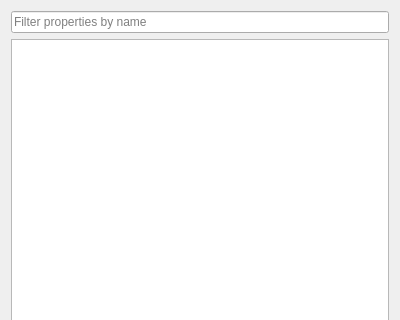
First picture: the form in ui/PropertySetInspector.ui, repository timbaker/ceed, before the edit; both pictures show x 0 to 400 and y 0 to 320 of the 400 by 605 pixel window.
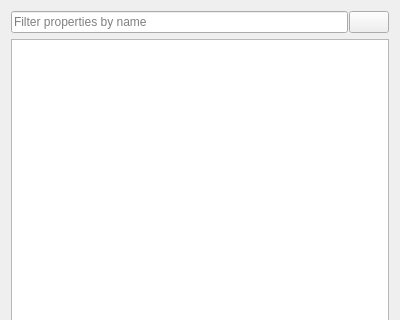
Second picture: the form after the edit. Icons and pictures are not drawn.

Commit message: MOD: selecting a handle in widget manipulator moves it to front (layout editing) ADD: filter reset buttons in imageset dock widget and property set inspector

Patch:
```diff
--- a/ui/PropertySetInspector.ui
+++ b/ui/PropertySetInspector.ui
@@ -15,10 +15,36 @@
   </property>
   <layout class="QVBoxLayout" name="verticalLayout">
    <item>
-    <widget class="QLineEdit" name="filterBox">
-     <property name="placeholderText">
-      <string>Filter properties by name</string>
-     </property>
+    <widget class="QWidget" name="widget" native="true">
+     <layout class="QHBoxLayout" name="horizontalLayout">
+      <property name="spacing">
+       <number>1</number>
+      </property>
+      <property name="margin">
+       <number>0</number>
+      </property>
+      <item>
+       <widget class="QLineEdit" name="filterBox">
+        <property name="placeholderText">
+         <string>Filter properties by name</string>
+        </property>
+       </widget>
+      </item>
+      <item>
+       <widget class="QPushButton" name="filterResetButton">
+        <property name="toolTip">
+         <string>Reset the filter</string>
+        </property>
+        <property name="text">
+         <string/>
+        </property>
+        <property name="icon">
+         <iconset>
+          <normaloff>icons/property_inspecting/filter_reset.png</normaloff>icons/property_inspecting/filter_reset.png</iconset>
+        </property>
+       </widget>
+      </item>
+     </layout>
     </widget>
    </item>
    <item>
```
Left out of the diff: 19 changed lines with no effect on the pictures. The commit also changes 5 other files.
